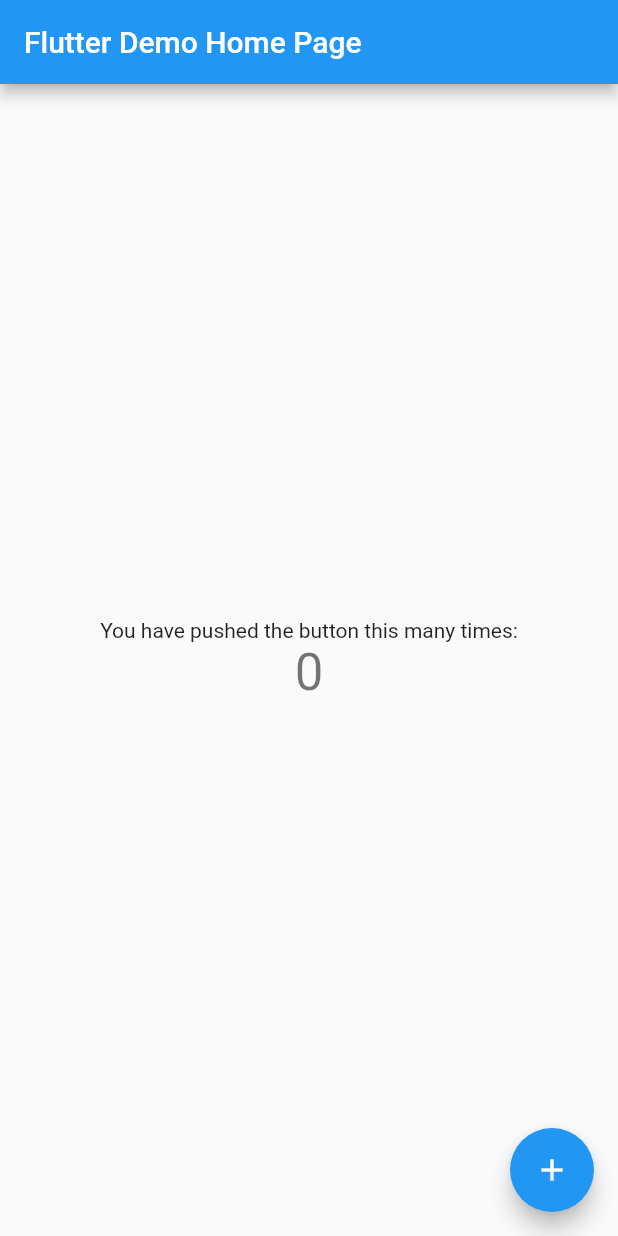
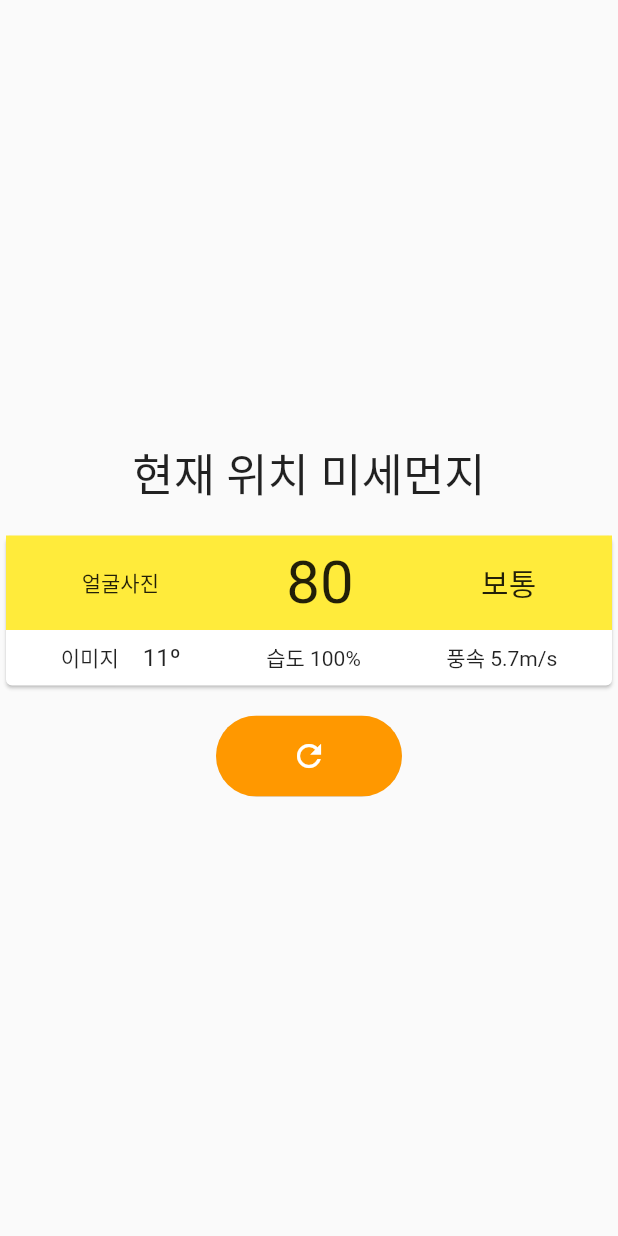
Before and after one commit to jiyeonjoy/flutter_dust_exam, a Flutter app: the screen it shows after launch, on a phone screen of 412 x 824 dp. Run offline on Flutter 3.47's test engine with Material 2 defaults, Android fonts, the phone set to English and light mode, and no system bars.

Commit message:
레이아웃 완성

```diff
--- a/lib/main.dart
+++ b/lib/main.dart
@@ -10,85 +10,94 @@ class MyApp extends StatelessWidget {
       theme: ThemeData(
         primarySwatch: Colors.blue,
       ),
-      home: MyHomePage(title: 'Flutter Demo Home Page'),
+      home: Main(),
     );
   }
 }
 
-class MyHomePage extends StatefulWidget {
-  MyHomePage({Key key, this.title}) : super(key: key);
-
-
-
-  final String title;
-
+class Main extends StatefulWidget {
   @override
-  _MyHomePageState createState() => _MyHomePageState();
+  _MainState createState() => _MainState();
 }
 
-class _MyHomePageState extends State<MyHomePage> {
-  int _counter = 0;
-
-  void _incrementCounter() {
-    setState(() {
-      // This call to setState tells the Flutter framework that something has
-      // changed in this State, which causes it to rerun the build method below
-      // so that the display can reflect the updated values. If we changed
-      // _counter without calling setState(), then the build method would not be
-      // called again, and so nothing would appear to happen.
-      _counter++;
-    });
-  }
-
+class _MainState extends State<Main> {
   @override
   Widget build(BuildContext context) {
-    // This method is rerun every time setState is called, for instance as done
-    // by the _incrementCounter method above.
-    //
-    // The Flutter framework has been optimized to make rerunning build methods
-    // fast, so that you can just rebuild anything that needs updating rather
-    // than having to individually change instances of widgets.
     return Scaffold(
-      appBar: AppBar(
-        // Here we take the value from the MyHomePage object that was created by
-        // the App.build method, and use it to set our appbar title.
-        title: Text(widget.title),
-      ),
       body: Center(
-        // Center is a layout widget. It takes a single child and positions it
-        // in the middle of the parent.
         child: Column(
-          // Column is also a layout widget. It takes a list of children and
-          // arranges them vertically. By default, it sizes itself to fit its
-          // children horizontally, and tries to be as tall as its parent.
-          //
-          // Invoke "debug painting" (press "p" in the console, choose the
-          // "Toggle Debug Paint" action from the Flutter Inspector in Android
-          // Studio, or the "Toggle Debug Paint" command in Visual Studio Code)
-          // to see the wireframe for each widget.
-          //
-          // Column has various properties to control how it sizes itself and
-          // how it positions its children. Here we use mainAxisAlignment to
-          // center the children vertically; the main axis here is the vertical
-          // axis because Columns are vertical (the cross axis would be
-          // horizontal).
           mainAxisAlignment: MainAxisAlignment.center,
           children: <Widget>[
             Text(
-              'You have pushed the button this many times:',
+              '현재 위치 미세먼지',
+              style: TextStyle(fontSize: 30),
             ),
-            Text(
-              '$_counter',
-              style: Theme.of(context).textTheme.display1,
+            // 공간 생성하는 것임. 패딩과 같은 것 임
+            SizedBox(
+              height: 16,
             ),
+            Card(
+              child: Column(
+                children: <Widget>[
+                  // Row 에는 배경색 지정 못해서 Container로 감싼것임
+                  // Container 는 왠만하면 모든 속성 다 있음
+                  Container(
+                    padding: const EdgeInsets.all(8.0),
+                    color: Colors.yellow,
+                    child: Row(
+                      mainAxisAlignment: MainAxisAlignment.spaceAround,
+                      children: <Widget>[
+                        Text('얼굴사진'),
+                        Text(
+                          '80',
+                          style: TextStyle(fontSize: 40),
+                        ),
+                        Text('보통', style: TextStyle(fontSize: 20))
+                      ],
+                    ),
+                  ),
+                  Padding(
+                    padding: const EdgeInsets.all(8.0),
+                    child: Row(
+                      mainAxisAlignment: MainAxisAlignment.spaceAround,
+                      children: <Widget>[
+                        Row(
+                          children: <Widget>[
+                            Text('이미지'),
+                            SizedBox(
+                              width: 16,
+                            ),
+                            Text('11º', style: TextStyle(fontSize: 16))
+                          ],
+                        ),
+                        Text('습도 100%'),
+                        Text('풍속 5.7m/s')
+                      ],
+                    ),
+                  ),
+                ],
+              ),
+            ),
+            SizedBox(
+              height: 16,
+            ),
+            // 모서리 둥글레 해주는 위젯
+            ClipRRect(
+              borderRadius: BorderRadius.circular(30),
+              child: RaisedButton(
+                padding:
+                    const EdgeInsets.symmetric(vertical: 15.0, horizontal: 50),
+                color: Colors.orange,
+                child: Icon(
+                  Icons.refresh,
+                  color: Colors.white,
+                ),
+                onPressed: () {},
+              ),
+            )
           ],
         ),
       ),
-      floatingActionButton: FloatingActionButton(
-        onPressed: _incrementCounter,
-        tooltip: 'Increment',
-        child: Icon(Icons.add),
-      ), // This trailing comma makes auto-formatting nicer for build methods.
     );
   }
 }
```
